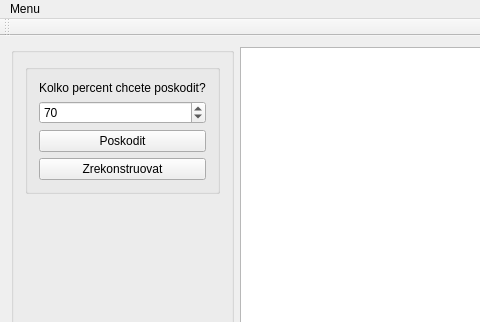
The window that Laplace_image/Laplace_image.ui (DariaBozh/Laplace_image) describes before a commit, drawn with Qt 5; both pictures show x 0 to 480 and y 0 to 322 of the 830 by 609 pixel window.
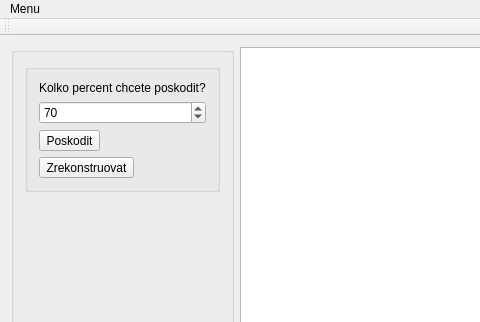
The same window after the commit.

The edit to the form file:
```diff
--- a/Laplace_image/Laplace_image.ui
+++ b/Laplace_image/Laplace_image.ui
@@ -45,14 +45,14 @@
            </widget>
           </item>
           <item>
-           <widget class="QPushButton" name="pbRemove">
+           <widget class="QToolButton" name="tbRemove">
             <property name="text">
              <string>Poskodit</string>
             </property>
            </widget>
           </item>
           <item>
-           <widget class="QPushButton" name="pbRestore">
+           <widget class="QToolButton" name="tbRestore">
             <property name="text">
              <string>Zrekonstruovat</string>
             </property>
```
